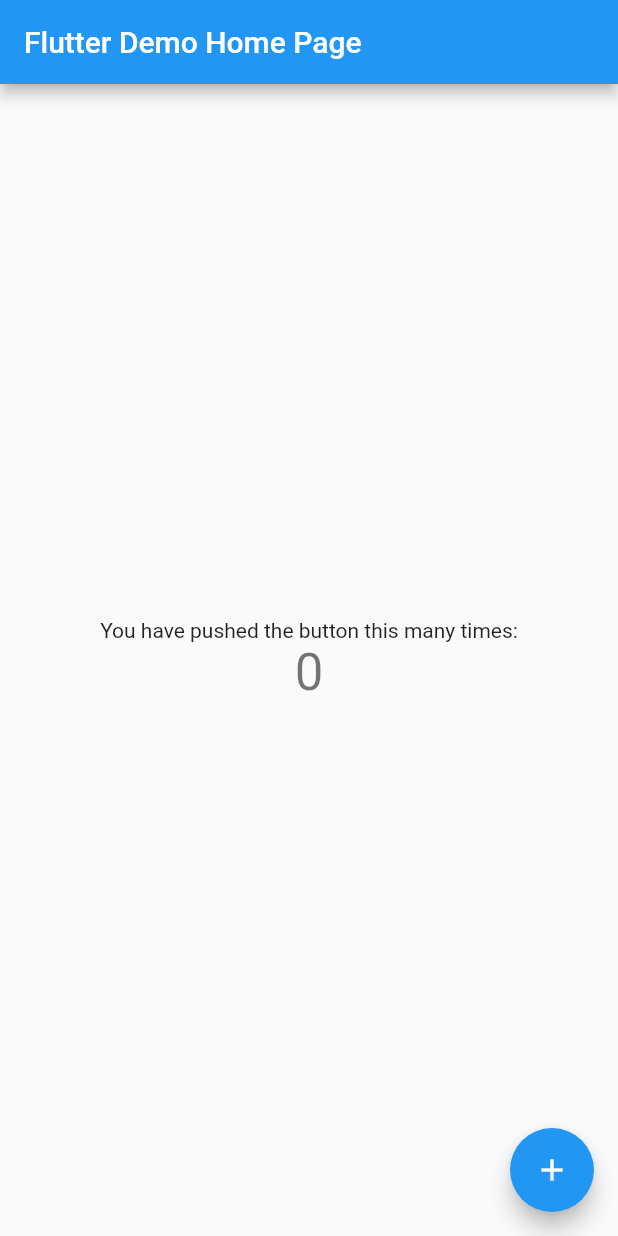
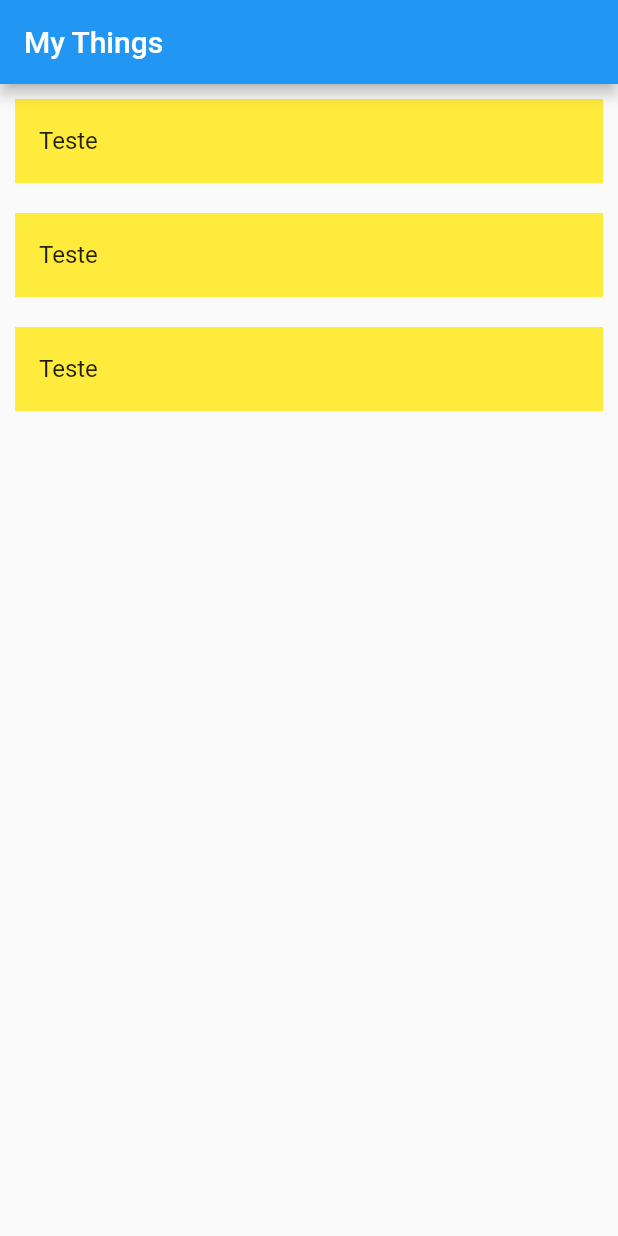
Before and after one commit to Arthurlima544/Desafio-e-soft, a Flutter app: the screen it shows after launch, on a phone screen of 412 x 824 dp. Run offline on Flutter 3.47's test engine with Material 2 defaults, Android fonts, the phone set to English and light mode, and no system bars.

Commit message:
adicionando scratch da homePage

```diff
--- /dev/null
+++ b/lib/HomePage.dart
@@ -0,0 +1,27 @@
+import 'dart:math';
+
+import 'package:flutter/material.dart';
+
+class HomePage extends StatelessWidget {
+  @override
+  Widget build(BuildContext context) {
+    return Scaffold(
+      appBar: AppBar(
+        title: Text("My Things"),
+      ),
+      body: ListView.builder(
+        itemCount: 3,
+        itemBuilder: (BuildContext context, int index) {
+          return Container(
+            padding: EdgeInsets.all(10),
+            child: ListTile(
+              title: Text("Teste"),
+              tileColor:
+                  Colors.primaries[Random().nextInt(Colors.accents.length)],
+            ),
+          );
+        },
+      ),
+    );
+  }
+}
--- a/lib/main.dart
+++ b/lib/main.dart
@@ -1,3 +1,4 @@
+import 'package:app_anotacoes/HomePage.dart';
 import 'package:flutter/material.dart';
 
 void main() {
@@ -11,103 +12,9 @@
     return MaterialApp(
       title: 'Flutter Demo',
       theme: ThemeData(
-        // This is the theme of your application.
-        //
-        // Try running your application with "flutter run". You'll see the
-        // application has a blue toolbar. Then, without quitting the app, try
-        // changing the primarySwatch below to Colors.green and then invoke
-        // "hot reload" (press "r" in the console where you ran "flutter run",
-        // or simply save your changes to "hot reload" in a Flutter IDE).
-        // Notice that the counter didn't reset back to zero; the application
-        // is not restarted.
         primarySwatch: Colors.blue,
       ),
-      home: MyHomePage(title: 'Flutter Demo Home Page'),
+      home: HomePage(),
     );
   }
 }
-
-class MyHomePage extends StatefulWidget {
-  MyHomePage({Key? key, required this.title}) : super(key: key);
-
-  // This widget is the home page of your application. It is stateful, meaning
-  // that it has a State object (defined below) that contains fields that affect
-  // how it looks.
-
-  // This class is the configuration for the state. It holds the values (in this
-  // case the title) provided by the parent (in this case the App widget) and
-  // used by the build method of the State. Fields in a Widget subclass are
-  // always marked "final".
-
-  final String title;
-
-  @override
-  _MyHomePageState createState() => _MyHomePageState();
-}
-
-class _MyHomePageState extends State<MyHomePage> {
-  int _counter = 0;
-
-  void _incrementCounter() {
-    setState(() {
-      // This call to setState tells the Flutter framework that something has
-      // changed in this State, which causes it to rerun the build method below
-      // so that the display can reflect the updated values. If we changed
-      // _counter without calling setState(), then the build method would not be
-      // called again, and so nothing would appear to happen.
-      _counter++;
-    });
-  }
-
-  @override
-  Widget build(BuildContext context) {
-    // This method is rerun every time setState is called, for instance as done
-    // by the _incrementCounter method above.
-    //
-    // The Flutter framework has been optimized to make rerunning build methods
-    // fast, so that you can just rebuild anything that needs updating rather
-    // than having to individually change instances of widgets.
-    return Scaffold(
-      appBar: AppBar(
-        // Here we take the value from the MyHomePage object that was created by
-        // the App.build method, and use it to set our appbar title.
-        title: Text(widget.title),
-      ),
-      body: Center(
-        // Center is a layout widget. It takes a single child and positions it
-        // in the middle of the parent.
-        child: Column(
-          // Column is also a layout widget. It takes a list of children and
-          // arranges them vertically. By default, it sizes itself to fit its
-          // children horizontally, and tries to be as tall as its parent.
-          //
-          // Invoke "debug painting" (press "p" in the console, choose the
-          // "Toggle Debug Paint" action from the Flutter Inspector in Android
-          // Studio, or the "Toggle Debug Paint" command in Visual Studio Code)
-          // to see the wireframe for each widget.
-          //
-          // Column has various properties to control how it sizes itself and
-          // how it positions its children. Here we use mainAxisAlignment to
-          // center the children vertically; the main axis here is the vertical
-          // axis because Columns are vertical (the cross axis would be
-          // horizontal).
-          mainAxisAlignment: MainAxisAlignment.center,
-          children: <Widget>[
-            Text(
-              'You have pushed the button this many times:',
-            ),
-            Text(
-              '$_counter',
-              style: Theme.of(context).textTheme.headline4,
-            ),
-          ],
-        ),
-      ),
-      floatingActionButton: FloatingActionButton(
-        onPressed: _incrementCounter,
-        tooltip: 'Increment',
-        child: Icon(Icons.add),
-      ), // This trailing comma makes auto-formatting nicer for build methods.
-    );
-  }
-}
```
